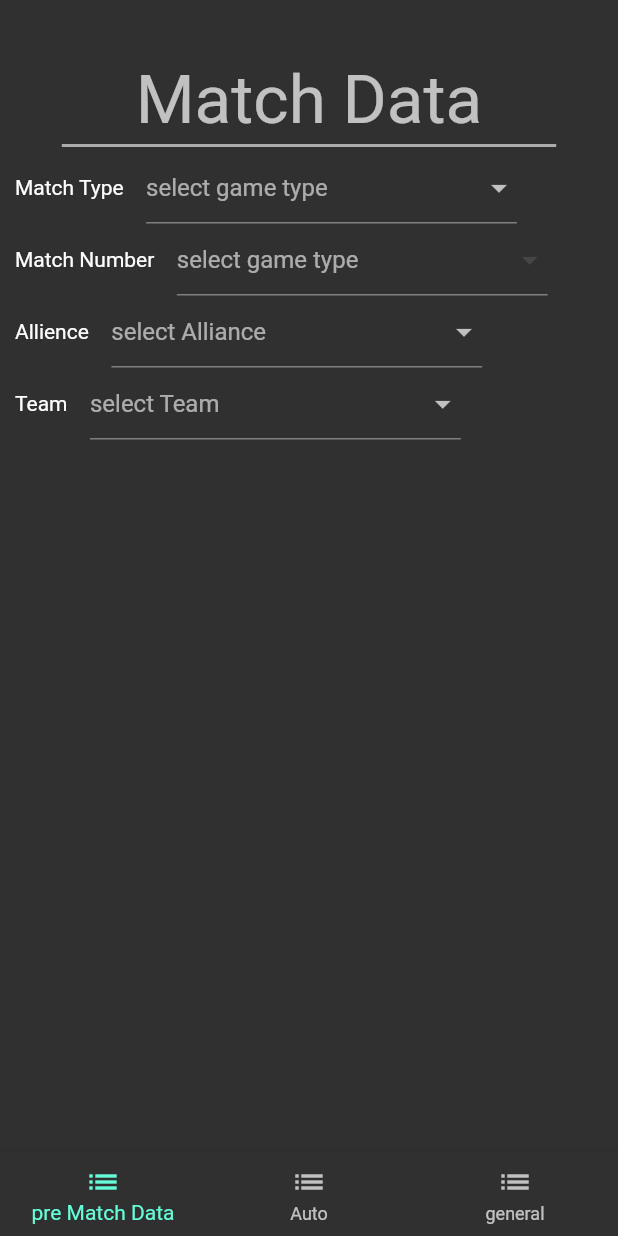
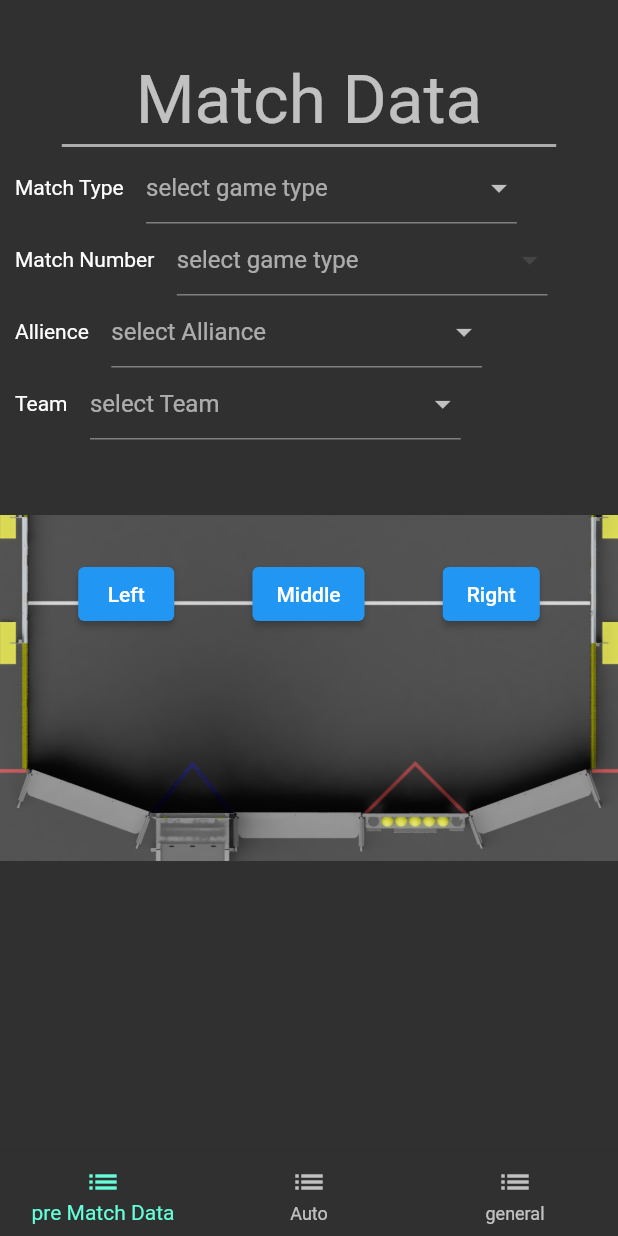
Before and after one commit to chenPerach/Scouting_App_Off_Season, a Flutter app: the GameFormBottomNavPage screen opened directly with empty values, on a phone screen of 412 x 824 dp. Run offline on Flutter 3.47's test engine with Material 2 defaults, Android fonts, the phone set to English and light mode, and no system bars; our stand-ins replace bloc, equatable, firebase_auth, firebase_core, firebase_database, flutter_bloc; missing offline and left inert: ansicolor; accounts and stored records are empty; statements that could not run were skipped.

Commit message:
finished the first page in the game form

```diff
--- a/lib/Pages/GameForm/widgets/GameForm.dart
+++ b/lib/Pages/GameForm/widgets/GameForm.dart
@@ -3,7 +3,6 @@ import 'package:flutter/material.dart';
 import 'package:scouting_app_2/Pages/GameForm/bloc/gameform_bloc.dart';
 import 'package:scouting_app_2/Pages/GameForm/widgets/BottomNavigation.dart';
 import 'package:scouting_app_2/Utils/BlocCreator.dart';
-import 'package:scouting_app_2/models/Match/ScoutingMatch.dart';
 
 class GameFormBlocCreator extends StatelessWidget {
   @override
--- a/lib/Pages/GameForm/widgets/MatchData.dart
+++ b/lib/Pages/GameForm/widgets/MatchData.dart
@@ -9,6 +9,7 @@ import 'package:scouting_app_2/models/Team.dart';
 import 'package:scouting_app_2/models/matchModel.dart';
 import 'package:scouting_app_2/services/HomeService.dart';
 
+// ignore: must_be_immutable
 class MatchData extends StatefulWidget {
   ScoutingMatch match;
 
@@ -56,15 +57,9 @@ class _MatchDataState extends State<MatchData> {
   final List<String> _allianceTypes = ["red", "blue"];
 
   @override
-  Widget build(BuildContext context) {
-    // var model = HomeService.matchList
-    //     .where((e) =>
-    //         e.matchNumber == widget.match.matchNumber &&
-    //         e.compLevel == widget.match.compLevel.compLevel)
-    //     .first;
+  Widget build(BuildContext ctx) {
     return Form(
       key: _key,
-      child: Center(
       child: Column(
         crossAxisAlignment: CrossAxisAlignment.center,
         children: [
@@ -73,15 +68,15 @@ class _MatchDataState extends State<MatchData> {
           ),
           Text(
             "Match Data",
-              style: Theme.of(context).textTheme.headline3,
+            style: Theme.of(ctx).textTheme.headline3,
           ),
           SizedBox(
             height: 3,
           ),
           Container(
-                width: min(400, MediaQuery.of(context).size.width * 0.8),
+              width: min(400, MediaQuery.of(ctx).size.width * 0.8),
               height: 2,
-                color: Theme.of(context).hintColor),
+              color: Theme.of(ctx).hintColor),
           SizedBox(
             height: 3,
           ),
@@ -100,7 +95,7 @@ class _MatchDataState extends State<MatchData> {
               onChanged: (value) {
                 var m = widget.match.clone();
                 m.compLevel = value;
-                  BlocProvider.of<GameformBloc>(context)
+                BlocProvider.of<GameformBloc>(ctx)
                     .add(GameFormUpdate(pageNumber, m));
               },
             ),
@@ -111,9 +106,7 @@ class _MatchDataState extends State<MatchData> {
               hint: Text("select game type"),
               value: widget.match.matchNumber,
               items: List<DropdownMenuItem<int>>.generate(
-                  HomeService.matchList
-                      .where((e) => e.compLevel == "qm")
-                      .length,
+                HomeService.matchList.where((e) => e.compLevel == "qm").length,
                 (i) => DropdownMenuItem(
                   child: Text((i + 1).toString()),
                   value: i + 1,
@@ -122,7 +115,7 @@ class _MatchDataState extends State<MatchData> {
               onChanged: (value) {
                 var m = widget.match.clone();
                 m.matchNumber = value;
-                  BlocProvider.of<GameformBloc>(context)
+                BlocProvider.of<GameformBloc>(ctx)
                     .add(GameFormUpdate(pageNumber, m));
               },
             ),
@@ -147,7 +140,7 @@ class _MatchDataState extends State<MatchData> {
               onChanged: (value) {
                 var m = widget.match.clone();
                 m.alliance = value;
-                  BlocProvider.of<GameformBloc>(context)
+                BlocProvider.of<GameformBloc>(ctx)
                     .add(GameFormUpdate(pageNumber, m));
               },
             ),
@@ -175,15 +168,75 @@ class _MatchDataState extends State<MatchData> {
               onChanged: (value) {
                 var m = widget.match.clone();
                 m.teamNumber = value;
-                  BlocProvider.of<GameformBloc>(context)
+                BlocProvider.of<GameformBloc>(ctx)
                     .add(GameFormUpdate(pageNumber, m));
               },
             ),
           ),
+          SizedBox(height: 50),
+          Expanded(
+            child: Builder(
+              builder: (context) => Stack(
+                children: [
+                  Image.asset(
+                    "assets/images/PlayingField/playing_field_starting_line.jpg",
+                    fit: BoxFit.contain,
+                  ),
+                  Positioned(
+                    width: MediaQuery.of(context).size.width,
+                    top: 29,
+                    child: Row(
+                      mainAxisAlignment: MainAxisAlignment.spaceEvenly,
+                      children: [
+                        ElevatedButton(
+                          onPressed: () {
+                            _updateStartingLinePosition(context, "Left");
+                          },
+                          child: Text("Left"),
+                          style: ButtonStyle(
+                              backgroundColor: MaterialStateProperty.all<Color>(
+                                  widget.match.startingPosition == "Left"
+                                      ? Colors.orange
+                                      : Colors.blue)),
+                        ),
+                        ElevatedButton(
+                          onPressed: () {
+                            _updateStartingLinePosition(context, "Middle");
+                          },
+                          child: Text("Middle"),
+                          style: ButtonStyle(
+                              backgroundColor: MaterialStateProperty.all<Color>(
+                                  widget.match.startingPosition == "Middle"
+                                      ? Colors.orange
+                                      : Colors.blue)),
+                        ),
+                        ElevatedButton(
+                          onPressed: () {
+                            _updateStartingLinePosition(context, "Right");
+                          },
+                          child: Text("Right"),
+                          style: ButtonStyle(
+                              backgroundColor: MaterialStateProperty.all<Color>(
+                                  widget.match.startingPosition == "Right"
+                                      ? Colors.orange
+                                      : Colors.blue)),
+                        ),
+                      ],
+                    ),
+                  )
                 ],
               ),
             ),
+          ),
+        ],
+      ),
     );
+  }
+
+  void _updateStartingLinePosition(BuildContext context, String pos) {
+    var prov = BlocProvider.of<GameformBloc>(context);
+    widget.match.startingPosition = pos;
+    prov.add(GameFormUpdate(this.pageNumber, widget.match));
   }
 }
 
--- a/lib/models/Match/ScoutingMatch.dart
+++ b/lib/models/Match/ScoutingMatch.dart
@@ -1,3 +1,4 @@
+import 'package:equatable/equatable.dart';
 import 'package:flutter/cupertino.dart';
 import 'package:flutter/foundation.dart';
 
@@ -6,11 +7,13 @@ class ScoutingMatch {
   int matchNumber;
   int teamNumber;
   String alliance;
+  String startingPosition;
   ScoutingMatch({
     @required this.compLevel,
     @required this.matchNumber,
     @required this.teamNumber,
     @required this.alliance,
+    this.startingPosition
   });
 
   factory ScoutingMatch.formJson(Map<String, dynamic> json) {
@@ -18,7 +21,7 @@ class ScoutingMatch {
         compLevel: CompLevel.simple(json["comp_level"]),
         matchNumber: json["match_number"],
         teamNumber: json["team_number"],
-        alliance: json["alliance"]);
+        alliance: json["alliance"],);
   }
   factory ScoutingMatch.empty() {
     return ScoutingMatch(
@@ -38,12 +41,13 @@ class ScoutingMatch {
       matchNumber: this.matchNumber,
       teamNumber: this.teamNumber,
       alliance: this.alliance,
+      startingPosition: this.startingPosition
     );
   }
 }
 
 @immutable
-class CompLevel {
+class CompLevel extends Equatable{
   final String compLevel;
   final String compLevelDetailed;
   CompLevel({this.compLevel, this.compLevelDetailed});
@@ -68,12 +72,6 @@ class CompLevel {
     return CompLevel(compLevel: compLevel, compLevelDetailed: detailed);
   }
   @override
-  bool operator ==(Object other) {
-    if(identical(this,other)) return true;
-    return other is CompLevel && other.compLevel == this.compLevel &&
-        other.compLevelDetailed == this.compLevelDetailed;
-  }
+  List<Object> get props => [this.compLevel,this.compLevelDetailed];
 
-  @override
-  int get hashCode => super.hashCode;
 }
--- a/pubspec.yaml
+++ b/pubspec.yaml
@@ -53,6 +53,7 @@ flutter:
   # To add assets to your application, add an assets section, like this:
   assets:
     - assets/images/
+    - assets/images/PlayingField/
   #   - images/a_dot_burr.jpeg
   #   - images/a_dot_ham.jpeg
 
```
Also changed, not shown: assets/images/PlayingField/full_playing_field.jpg (added), assets/images/PlayingField/playing_field_minimaized.jpg (added), assets/images/PlayingField/playing_field_starting_line.jpg (added). Lines whose indentation alone changed are shown as unchanged.
